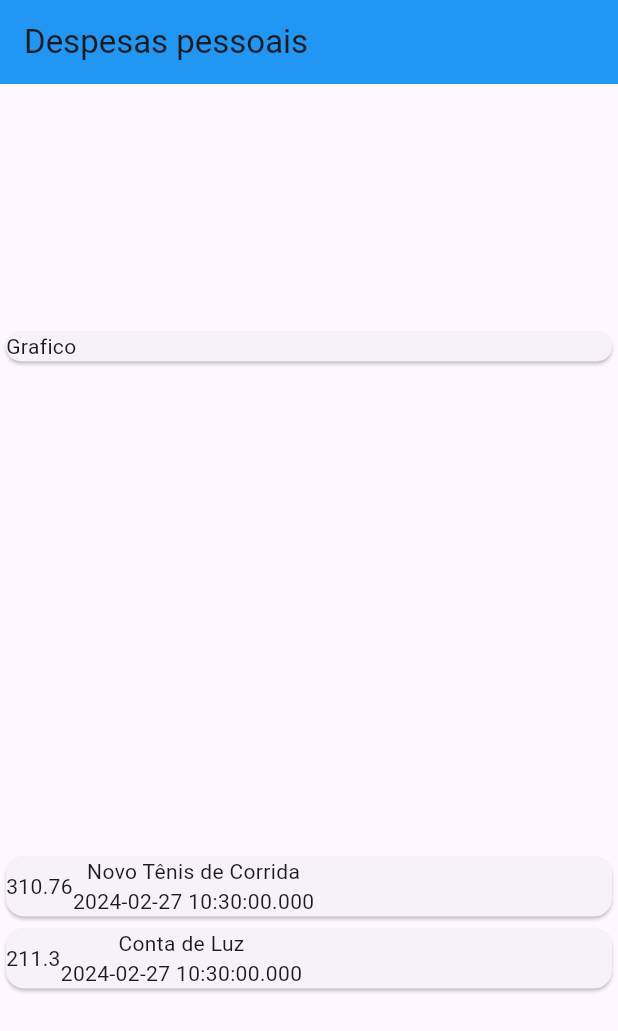
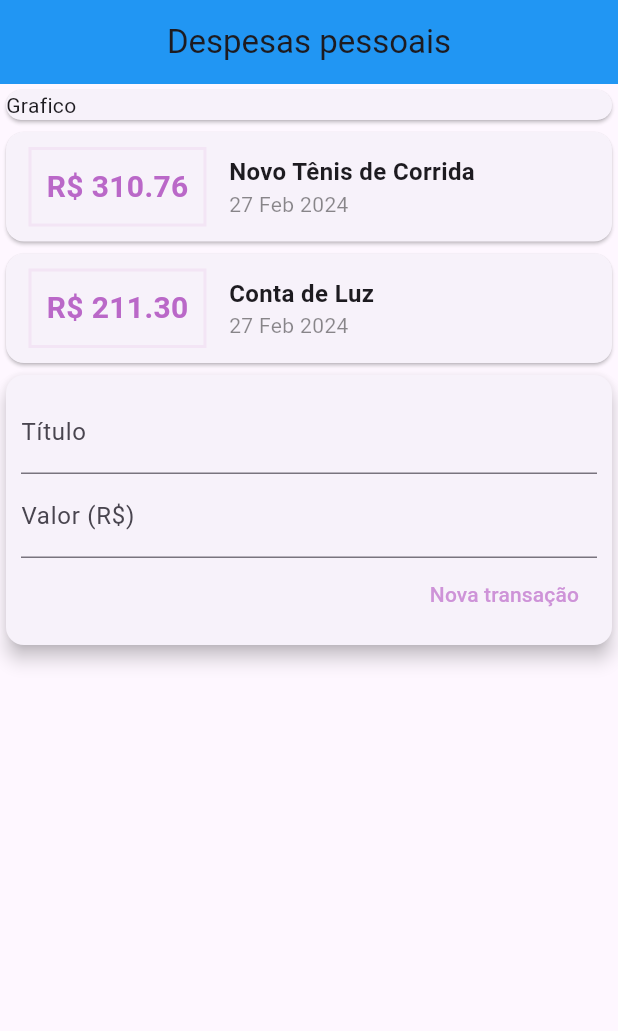
Before and after one commit to geovannifranca/expenses, a Flutter app: the screen it shows after launch, on a phone screen of 412 x 824 dp. Shown: the top 1031 px of the screen. Run offline on Flutter 3.47's test engine with Material 3 defaults, Android fonts, the phone set to English and light mode, and no system bars.

```diff
--- a/lib/main.dart
+++ b/lib/main.dart
@@ -1,5 +1,6 @@
 import 'package:expenses/models/transaction.dart';
 import 'package:flutter/material.dart';
+import 'package:intl/intl.dart';
 
 main() => runApp(const ExpensesApp());
 
@@ -9,6 +10,7 @@ class ExpensesApp extends StatelessWidget {
   @override
   Widget build(BuildContext context) {
     return MaterialApp(
+        debugShowCheckedModeBanner: false,
         theme: ThemeData(
             appBarTheme: const AppBarTheme(backgroundColor: Colors.blue)),
         home: MyHomePage());
@@ -37,10 +39,10 @@ class MyHomePage extends StatelessWidget {
   Widget build(BuildContext context) {
     return Scaffold(
         appBar: AppBar(
+          centerTitle: true,
           title: const Text('Despesas pessoais'),
         ),
         body: Column(
-          mainAxisAlignment: MainAxisAlignment.spaceAround,
           crossAxisAlignment: CrossAxisAlignment.stretch,
           children: [
             Container(
@@ -54,23 +56,82 @@ class MyHomePage extends StatelessWidget {
                   child: Row(
                     children: [
                       Container(
+                        margin: const EdgeInsets.symmetric(
+                          horizontal: 15,
+                          vertical: 10,
+                        ),
+                        decoration: BoxDecoration(
+                          border: Border.all(
+                            color: Colors.purple.shade50,
+                            width: 2,
+                          ),
+                        ),
+                        padding: const EdgeInsets.all(10),
                         child: Text(
-                          tr.value.toString(),
+                          'R\$ ${tr.value.toStringAsFixed(2)}',
+                          style: TextStyle(
+                            fontWeight: FontWeight.bold,
+                            fontSize: 20,
+                            color: Colors.purple[300],
+                          ),
                         ),
                       ),
                       Column(
+                        crossAxisAlignment: CrossAxisAlignment.start,
                         children: [
                           Text(
-                            tr.title
+                            tr.title,
+                            style: const TextStyle(
+                              fontSize: 16,
+                              fontWeight: FontWeight.bold,
+                            ),
                           ),
-                          Text(tr.date.toString())
+                          Text(
+                            DateFormat('d MMM y').format(tr.date),
+                            style: const TextStyle(
+                                color: Color.fromARGB(115, 0, 0, 0)),
+                          ),
                         ],
                       ),
                     ],
                   ),
                 );
               }).toList(),
-            )
+            ),
+            Card(
+              elevation: 5,
+              child: Padding(
+                padding: const EdgeInsets.all(10.0),
+                child: Column(
+                  children: [
+                    const TextField(
+                      decoration: InputDecoration(
+                        labelText: 'Título',
+                      ),
+                    ),
+                    const TextField(
+                      decoration: InputDecoration(
+                        labelText: 'Valor (R\$)',
+                      ),
+                    ),
+                    Row(
+                      mainAxisAlignment: MainAxisAlignment.end,
+                      children: [
+                        TextButton(
+                          onPressed: () {},
+                          child: Text(
+                            'Nova transação',
+                            style: TextStyle(
+                              color: Colors.purple[200],
+                            ),
+                          ),
+                        ),
+                      ],
+                    )
+                  ],
+                ),
+              ),
+            ),
           ],
         ));
   }
--- a/pubspec.yaml
+++ b/pubspec.yaml
@@ -30,6 +30,7 @@ environment:
 dependencies:
   flutter:
     sdk: flutter
+  intl: ^0.17.0
 
 
   # The following adds the Cupertino Icons font to your application.
```
Also changed, not shown: pubspec.lock.
